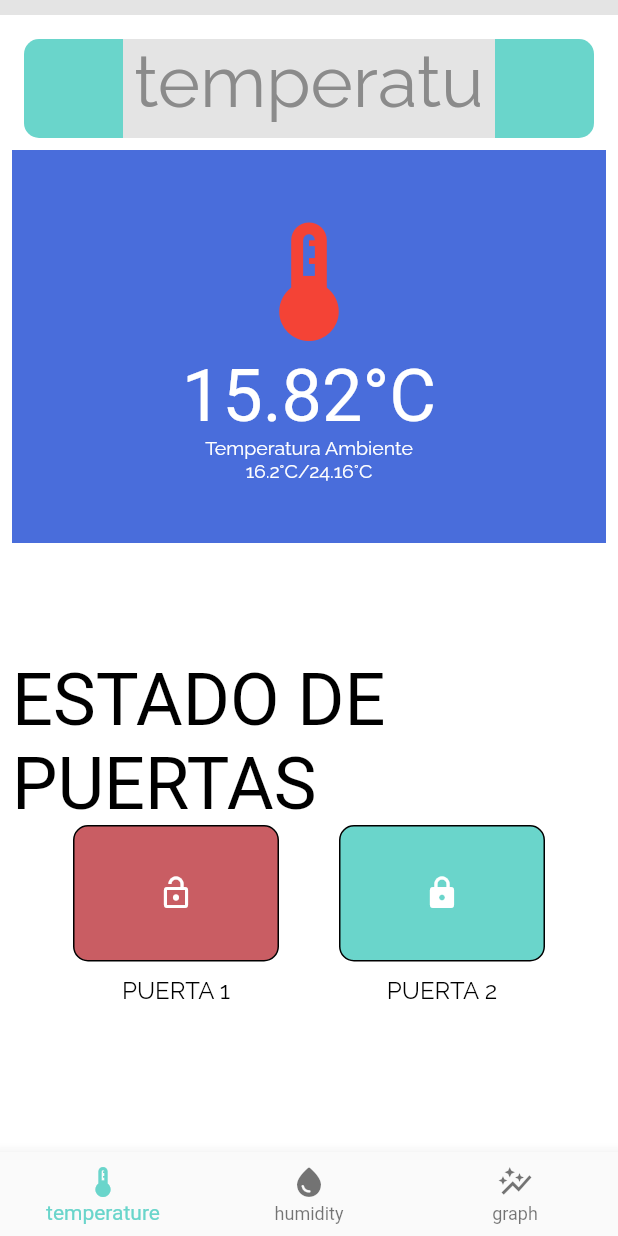
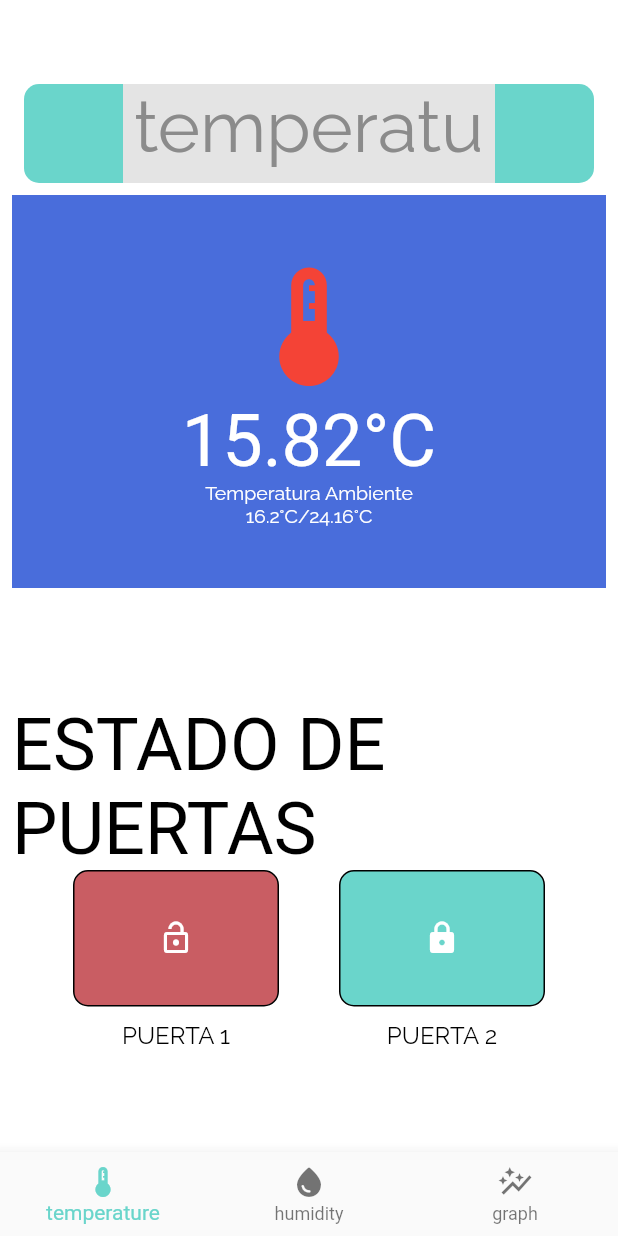
Before and after one commit to elmiliano/SB-129, a Flutter app: the screen it shows after launch, after a tap on the "lock" icon, on a phone screen of 412 x 824 dp. Run offline on Flutter 3.47's test engine with Material 2 defaults, Android fonts, the phone set to English and light mode, and no system bars; our stand-ins replace firebase_core, google_fonts, syncfusion_flutter_charts; accounts and stored records are empty; network calls fail; Roboto replaces fonts that are missing (Staatliches).

Commit message:
Corrección de alineamiento

```diff
--- a/sb129/lib/screens/graph_screen.dart
+++ b/sb129/lib/screens/graph_screen.dart
@@ -29,10 +29,15 @@ class GraphScreen extends StatelessWidget {
     }
 
     return SingleChildScrollView(
+      child: Padding(
+        padding: const EdgeInsets.only(top: 8),
         child: Column(
           children: [
-          const TopScreenTitleWidget(
+            const Padding(
+              padding: EdgeInsets.only(left: 8, right: 8),
+              child: TopScreenTitleWidget(
                 title: 'historial',
+              ),
             ),
             Container(
                 decoration: const BoxDecoration(
@@ -93,7 +98,8 @@ class GraphScreen extends StatelessWidget {
             ),
             const SizedBox(height: 15),
             TablaDeTemps(
-              time: histService.hist.time, temp: histService.hist.temperatura),
+                time: histService.hist.time,
+                temp: histService.hist.temperatura),
             const SizedBox(
               height: 76,
             ),
@@ -117,6 +123,7 @@ class GraphScreen extends StatelessWidget {
             )
           ],
         ),
+      ),
     );
   }
 }
@@ -127,17 +134,23 @@ class ChartData {
   final double y;
 }
 
-class TablaDeTemps extends StatelessWidget {
-  TablaDeTemps({super.key, required this.temp, required this.time});
+class TablaDeTemps extends StatefulWidget {
+  const TablaDeTemps({super.key, required this.temp, required this.time});
 
   final List temp;
   final List time;
 
+  @override
+  State<TablaDeTemps> createState() => _TablaDeTempsState();
+}
+
+class _TablaDeTempsState extends State<TablaDeTemps> {
   List<Map> data = [];
+
   @override
   Widget build(BuildContext context) {
-    for (var i = 0; i < temp.length; i++) {
-      data.add({'timePassed': time[i], 'temp': temp[i]});
+    for (var i = 0; i < widget.temp.length; i++) {
+      data.add({'timePassed': widget.time[i], 'temp': widget.temp[i]});
     }
 
     print(data);
--- a/sb129/lib/screens/navbar_screen.dart
+++ b/sb129/lib/screens/navbar_screen.dart
@@ -36,13 +36,11 @@ class _NavbarScreenState extends State<NavbarScreen> {
   @override
   Widget build(BuildContext context) {
     return Scaffold(
-        // appBar: AppBar(title: const Text('Navbar Screen')),
-        body: Column(
+        backgroundColor: Colors.white,
+        body: Padding(
+          padding: const EdgeInsets.only(top: 40),
+          child: Column(
             children: [
-            Container(
-              height: 10,
-              color: const Color.fromRGBO(228, 228, 228, 100),
-            ),
               Expanded(
                 child: PageView(
                   controller: pageController,
@@ -51,6 +49,7 @@ class _NavbarScreenState extends State<NavbarScreen> {
                 ),
               ),
             ],
+          ),
         ),
         bottomNavigationBar: BottomNavigationBar(
           selectedItemColor: const Color.fromRGBO(106, 213, 203, 100),
```
Lines whose indentation alone changed are shown as unchanged.
